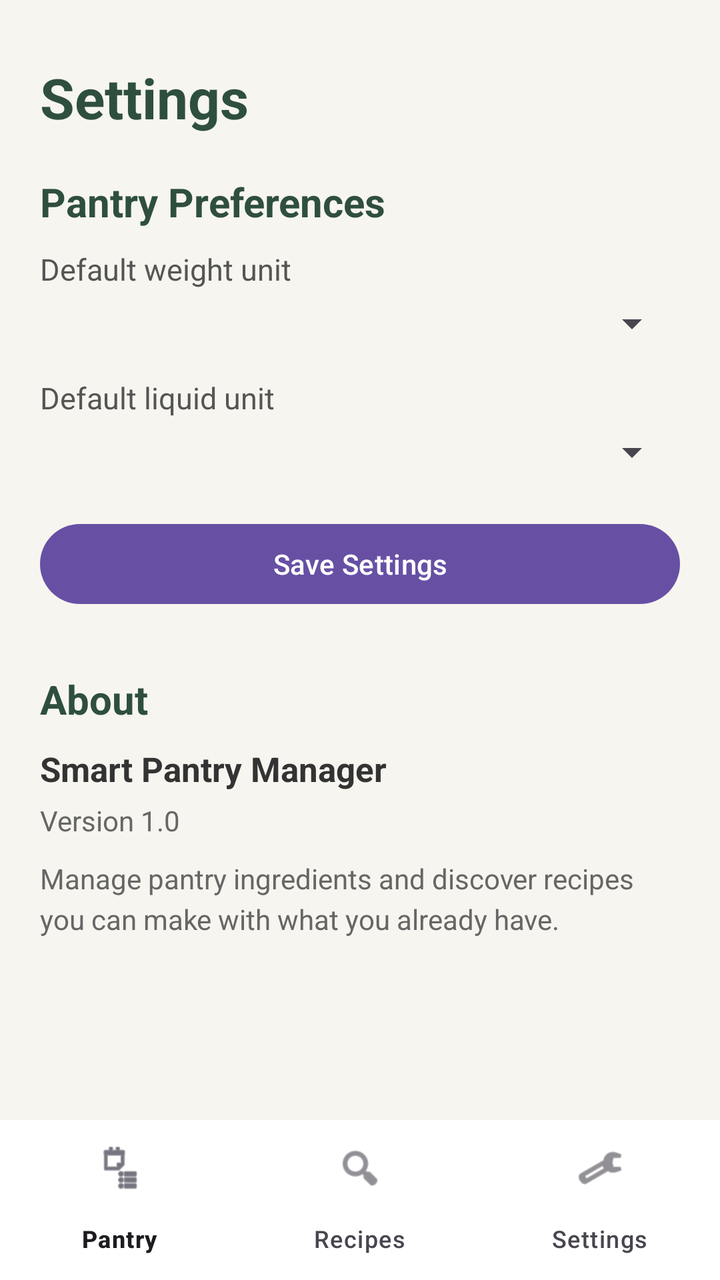
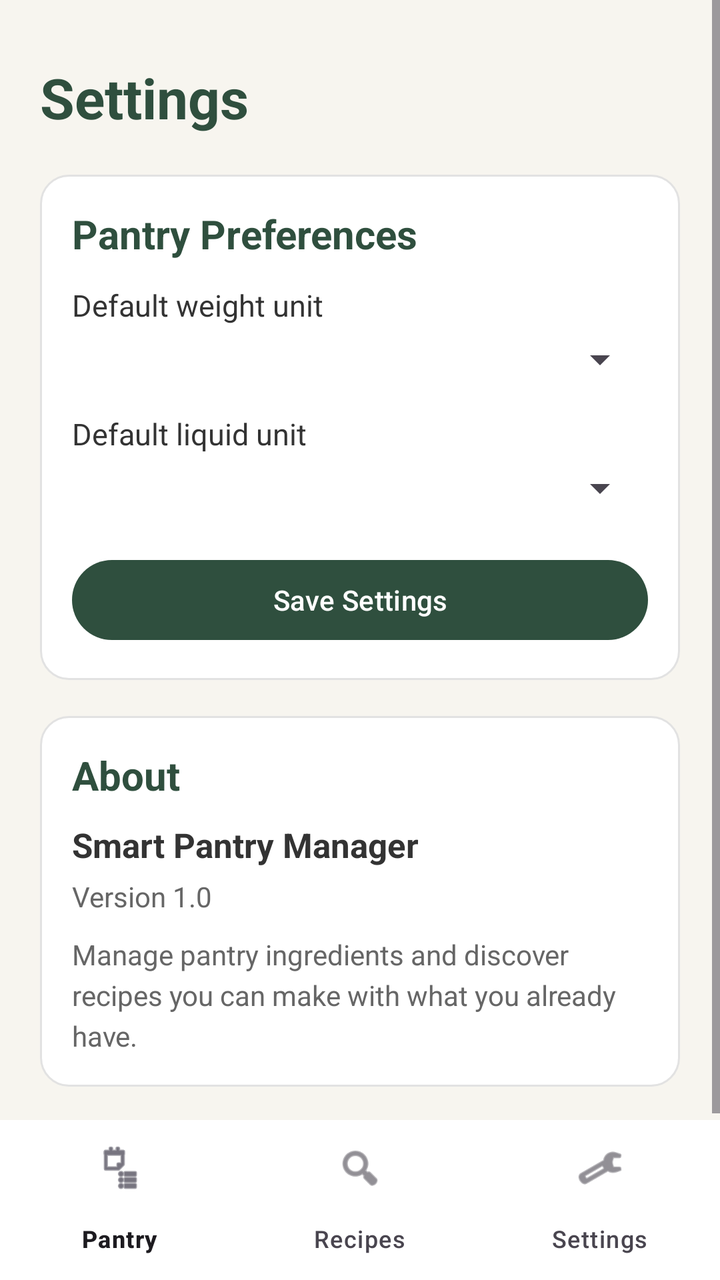

The first picture is an Android layout as it rendered before a commit; the second is the same layout after the commit. The layout source and the unified diff follow.
<!-- AndroidManifest.xml: application theme Theme.SmartPantryManager -->
<!-- res/layout/activity_settings.xml -->
<?xml version="1.0" encoding="utf-8"?>
<LinearLayout xmlns:android="http://schemas.android.com/apk/res/android"
    xmlns:app="http://schemas.android.com/apk/res-auto"
    android:layout_width="match_parent"
    android:layout_height="match_parent"
    android:orientation="vertical"
    android:background="#F7F5EF">

    <ScrollView
        android:layout_width="match_parent"
        android:layout_height="0dp"
        android:layout_weight="1">

        <LinearLayout
            android:layout_width="match_parent"
            android:layout_height="wrap_content"
            android:orientation="vertical"
            android:padding="20dp">

            <TextView
                android:id="@+id/tvSettingsTitle"
                android:layout_width="wrap_content"
                android:layout_height="wrap_content"
                android:text="Settings"
                android:textSize="28sp"
                android:textStyle="bold"
                android:textColor="#2F4F3E"
                android:layout_marginTop="10dp"
                android:layout_marginBottom="20dp" />

            <TextView
                android:layout_width="wrap_content"
                android:layout_height="wrap_content"
                android:text="Pantry Preferences"
                android:textSize="20sp"
                android:textStyle="bold"
                android:textColor="#2F4F3E"
                android:layout_marginBottom="10dp" />

            <TextView
                android:layout_width="wrap_content"
                android:layout_height="wrap_content"
                android:text="Default weight unit"
                android:textSize="15sp"
                android:textColor="#555555"
                android:layout_marginBottom="5dp" />

            <Spinner
                android:id="@+id/spinnerWeightUnit"
                android:layout_width="match_parent"
                android:layout_height="wrap_content"
                android:layout_marginBottom="15dp" />

            <TextView
                android:layout_width="wrap_content"
                android:layout_height="wrap_content"
                android:text="Default liquid unit"
                android:textSize="15sp"
                android:textColor="#555555"
                android:layout_marginBottom="5dp" />

            <Spinner
                android:id="@+id/spinnerLiquidUnit"
                android:layout_width="match_parent"
                android:layout_height="wrap_content"
                android:layout_marginBottom="20dp" />

            <Button
                android:id="@+id/btnSaveSettings"
                android:layout_width="match_parent"
                android:layout_height="wrap_content"
                android:text="Save Settings"
                android:textAllCaps="false"
                android:layout_marginBottom="30dp" />

            <TextView
                android:layout_width="wrap_content"
                android:layout_height="wrap_content"
                android:text="About"
                android:textSize="20sp"
                android:textStyle="bold"
                android:textColor="#2F4F3E"
                android:layout_marginBottom="10dp" />

            <TextView
                android:layout_width="wrap_content"
                android:layout_height="wrap_content"
                android:text="Smart Pantry Manager"
                android:textSize="17sp"
                android:textStyle="bold"
                android:textColor="#333333"
                android:layout_marginBottom="5dp" />

            <TextView
                android:layout_width="wrap_content"
                android:layout_height="wrap_content"
                android:text="Version 1.0"
                android:textSize="14sp"
                android:textColor="#666666"
                android:layout_marginBottom="10dp" />

            <TextView
                android:layout_width="wrap_content"
                android:layout_height="wrap_content"
                android:text="Manage pantry ingredients and discover recipes you can make with what you already have."
                android:textSize="14sp"
                android:textColor="#666666"
                android:lineSpacingExtra="4dp" />

        </LinearLayout>

    </ScrollView>

    <com.google.android.material.bottomnavigation.BottomNavigationView
        android:id="@+id/bottomNavigationView"
        android:layout_width="match_parent"
        android:layout_height="wrap_content"
        android:background="#FFFFFF"
        app:menu="@menu/bottom_nav_menu"
        app:labelVisibilityMode="labeled" />

</LinearLayout>
<!-- resources referenced by this layout -->
<resources>
  <style name="Theme.SmartPantryManager" parent="Base.Theme.SmartPantryManager" />
  <style name="Base.Theme.SmartPantryManager" parent="Theme.Material3.DayNight.NoActionBar">
          
          
      </style>
</resources>

<!-- the commit's change to res/layout/activity_settings.xml (unified diff, before → after) -->
@@ -4,8 +4,9 @@
     android:layout_width="match_parent"
     android:layout_height="match_parent"
     android:orientation="vertical"
-    android:background="#F7F5EF">
+    android:background="@color/cream_background">
 
+    
     <ScrollView
         android:layout_width="match_parent"
         android:layout_height="0dp"
@@ -24,99 +25,122 @@
                 android:text="Settings"
                 android:textSize="28sp"
                 android:textStyle="bold"
-                android:textColor="#2F4F3E"
+                android:textColor="@color/dark_green"
                 android:layout_marginTop="10dp"
                 android:layout_marginBottom="20dp" />
 
-            <TextView
-                android:layout_width="wrap_content"
-                android:layout_height="wrap_content"
-                android:text="Pantry Preferences"
-                android:textSize="20sp"
-                android:textStyle="bold"
-                android:textColor="#2F4F3E"
-                android:layout_marginBottom="10dp" />
-
-            <TextView
-                android:layout_width="wrap_content"
-                android:layout_height="wrap_content"
-                android:text="Default weight unit"
-                android:textSize="15sp"
-                android:textColor="#555555"
-                android:layout_marginBottom="5dp" />
-
-            <Spinner
-                android:id="@+id/spinnerWeightUnit"
+            
+            <LinearLayout
                 android:layout_width="match_parent"
                 android:layout_height="wrap_content"
-                android:layout_marginBottom="15dp" />
+                android:orientation="vertical"
+                android:padding="16dp"
+                android:background="@drawable/card_background"
+                android:layout_marginBottom="18dp">
 
-            <TextView
-                android:layout_width="wrap_content"
-                android:layout_height="wrap_content"
-                android:text="Default liquid unit"
-                android:textSize="15sp"
-                android:textColor="#555555"
-                android:layout_marginBottom="5dp" />
+                <TextView
+                    android:layout_width="wrap_content"
+                    android:layout_height="wrap_content"
+                    android:text="Pantry Preferences"
+                    android:textSize="20sp"
+                    android:textStyle="bold"
+                    android:textColor="@color/dark_green"
+                    android:layout_marginBottom="12dp" />
 
-            <Spinner
-                android:id="@+id/spinnerLiquidUnit"
+                <TextView
+                    android:layout_width="wrap_content"
+                    android:layout_height="wrap_content"
+                    android:text="Default weight unit"
+                    android:textSize="15sp"
+                    android:textColor="@color/text_primary"
+                    android:layout_marginBottom="5dp" />
+
+                <Spinner
+                    android:id="@+id/spinnerWeightUnit"
+                    android:layout_width="match_parent"
+                    android:layout_height="wrap_content"
+                    android:layout_marginBottom="15dp" />
+
+                <TextView
+                    android:layout_width="wrap_content"
+                    android:layout_height="wrap_content"
+                    android:text="Default liquid unit"
+                    android:textSize="15sp"
+                    android:textColor="@color/text_primary"
+                    android:layout_marginBottom="5dp" />
+
+                <Spinner
+                    android:id="@+id/spinnerLiquidUnit"
+                    android:layout_width="match_parent"
+                    android:layout_height="wrap_content"
+                    android:layout_marginBottom="20dp" />
+
+                
+                <Button
+                    android:id="@+id/btnSaveSettings"
+                    android:layout_width="match_parent"
+                    android:layout_height="wrap_content"
+                    android:text="Save Settings"
+                    android:textAllCaps="false" />
+
+            </LinearLayout>
+
+            
+            <LinearLayout
                 android:layout_width="match_parent"
                 android:layout_height="wrap_content"
-                android:layout_marginBottom="20dp" />
+                android:orientation="vertical"
+                android:padding="16dp"
+                android:background="@drawable/card_background">
 
-            <Button
-                android:id="@+id/btnSaveSettings"
-                android:layout_width="match_parent"
-                android:layout_height="wrap_content"
-                android:text="Save Settings"
-                android:textAllCaps="false"
-                android:layout_marginBottom="30dp" />
+                <TextView
+                    android:layout_width="wrap_content"
+                    android:layout_height="wrap_content"
+                    android:text="About"
+                    android:textSize="20sp"
+                    android:textStyle="bold"
+                    android:textColor="@color/dark_green"
+                    android:layout_marginBottom="10dp" />
 
-            <TextView
-                android:layout_width="wrap_content"
-                android:layout_height="wrap_content"
-                android:text="About"
-                android:textSize="20sp"
-                android:textStyle="bold"
-                android:textColor="#2F4F3E"
-                android:layout_marginBottom="10dp" />
+                <TextView
+                    android:layout_width="wrap_content"
+                    android:layout_height="wrap_content"
+                    android:text="Smart Pantry Manager"
+                    android:textSize="17sp"
+                    android:textStyle="bold"
+                    android:textColor="@color/text_primary"
+                    android:layout_marginBottom="5dp" />
 
-            <TextView
-                android:layout_width="wrap_content"
-                android:layout_height="wrap_content"
-                android:text="Smart Pantry Manager"
-                android:textSize="17sp"
-                android:textStyle="bold"
-                android:textColor="#333333"
-                android:layout_marginBottom="5dp" />
+                <TextView
+                    android:layout_width="wrap_content"
+                    android:layout_height="wrap_content"
+                    android:text="Version 1.0"
+                    android:textSize="14sp"
+                    android:textColor="@color/text_secondary"
+                    android:layout_marginBottom="10dp" />
 
-            <TextView
-                android:layout_width="wrap_content"
-                android:layout_height="wrap_content"
-                android:text="Version 1.0"
-                android:textSize="14sp"
-                android:textColor="#666666"
-                android:layout_marginBottom="10dp" />
+                <TextView
+                    android:layout_width="wrap_content"
+                    android:layout_height="wrap_content"
+                    android:text="Manage pantry ingredients and discover recipes you can make with what you already have."
+                    android:textSize="14sp"
+                    android:textColor="@color/text_secondary"
+                    android:lineSpacingExtra="4dp" />
 
-            <TextView
-                android:layout_width="wrap_content"
-                android:layout_height="wrap_content"
-                android:text="Manage pantry ingredients and discover recipes you can make with what you already have."
-                android:textSize="14sp"
-                android:textColor="#666666"
-                android:lineSpacingExtra="4dp" />
+            </LinearLayout>
 
         </LinearLayout>
 
     </ScrollView>
 
+    
     <com.google.android.material.bottomnavigation.BottomNavigationView
         android:id="@+id/bottomNavigationView"
         android:layout_width="match_parent"
         android:layout_height="wrap_content"
-        android:background="#FFFFFF"
+        android:background="@color/white"
         app:menu="@menu/bottom_nav_menu"
-        app:labelVisibilityMode="labeled" />
+        app:labelVisibilityMode="labeled"
+        app:itemActiveIndicatorStyle="@style/SmartPantryBottomNavIndicator" />
 
 </LinearLayout>
<!-- resource entries referenced after the edit -->
@@ -1,9 +1,59 @@
 <!-- resources referenced by this layout -->
 <resources>
+  <color name="cream_background">#F7F5EF</color>
+  <color name="dark_green">#2F4F3E</color>
+  <color name="text_primary">#333333</color>
+  <color name="text_secondary">#666666</color>
+  <color name="white">#FFFFFFFF</color>
+  <!-- drawable card_background (drawable) -->
+  <?xml version="1.0" encoding="utf-8"?>
+  <shape xmlns:android="http://schemas.android.com/apk/res/android"
+      android:shape="rectangle">
+  
+      <solid android:color="@color/card_background" />
+  
+      <corners android:radius="14dp" />
+  
+      <stroke
+          android:width="1dp"
+          android:color="@color/border_light" />
+  
+      <padding
+          android:left="2dp"
+          android:top="2dp"
+          android:right="2dp"
+          android:bottom="2dp" />
+  
+  </shape>
+  <style name="SmartPantryBottomNavIndicator" parent="Widget.Material3.BottomNavigationView.ActiveIndicator">
+  
+          <item name="android:color">@color/light_green</item>
+  
+      </style>
   <style name="Theme.SmartPantryManager" parent="Base.Theme.SmartPantryManager" />
+  <color name="card_background">#FFFFFF</color>
+  <color name="border_light">#E2E2E2</color>
+  <color name="light_green">#DDE8DF</color>
   <style name="Base.Theme.SmartPantryManager" parent="Theme.Material3.DayNight.NoActionBar">
-          
-          
+  
+          <item name="colorPrimary">@color/dark_green</item>
+          <item name="colorOnPrimary">@color/white</item>
+  
+          <item name="colorSecondary">@color/accent_green</item>
+          <item name="colorOnSecondary">@color/white</item>
+  
+          <item name="colorTertiary">@color/medium_green</item>
+  
+          <item name="android:colorAccent">@color/accent_green</item>
+  
+          <item name="android:navigationBarColor">@color/black</item>
+          <item name="android:statusBarColor">@color/dark_green</item>
+  
+          <item name="android:windowLightStatusBar">false</item>
+  
       </style>
+  <color name="accent_green">#6F8F78</color>
+  <color name="medium_green">#5F7A68</color>
+  <color name="black">#FF000000</color>
 </resources>
 
